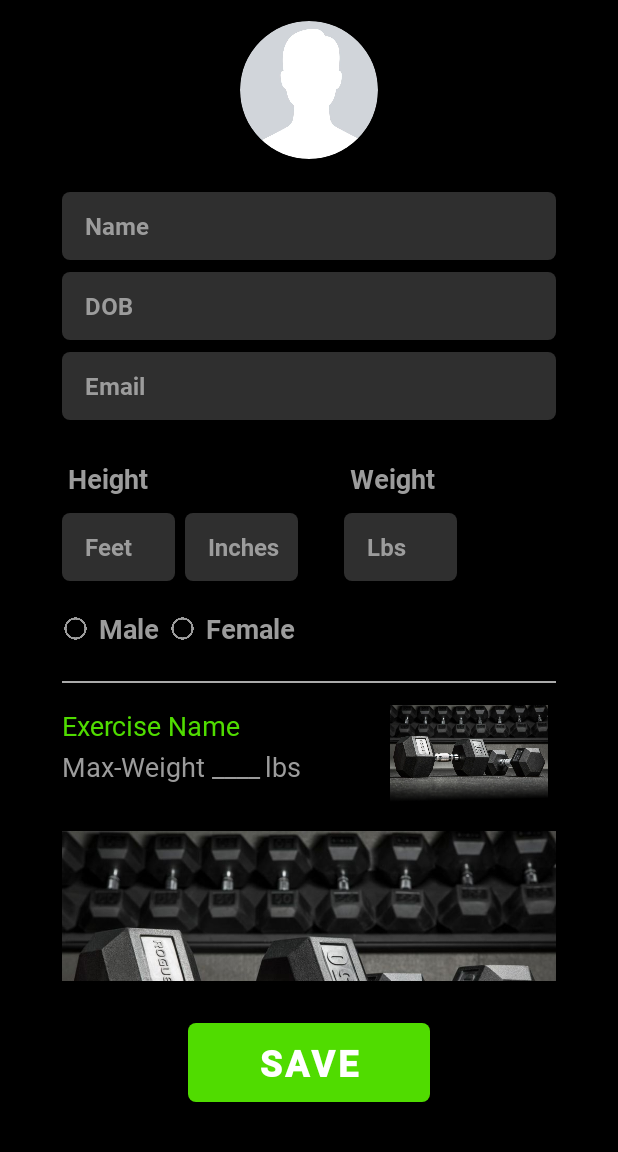
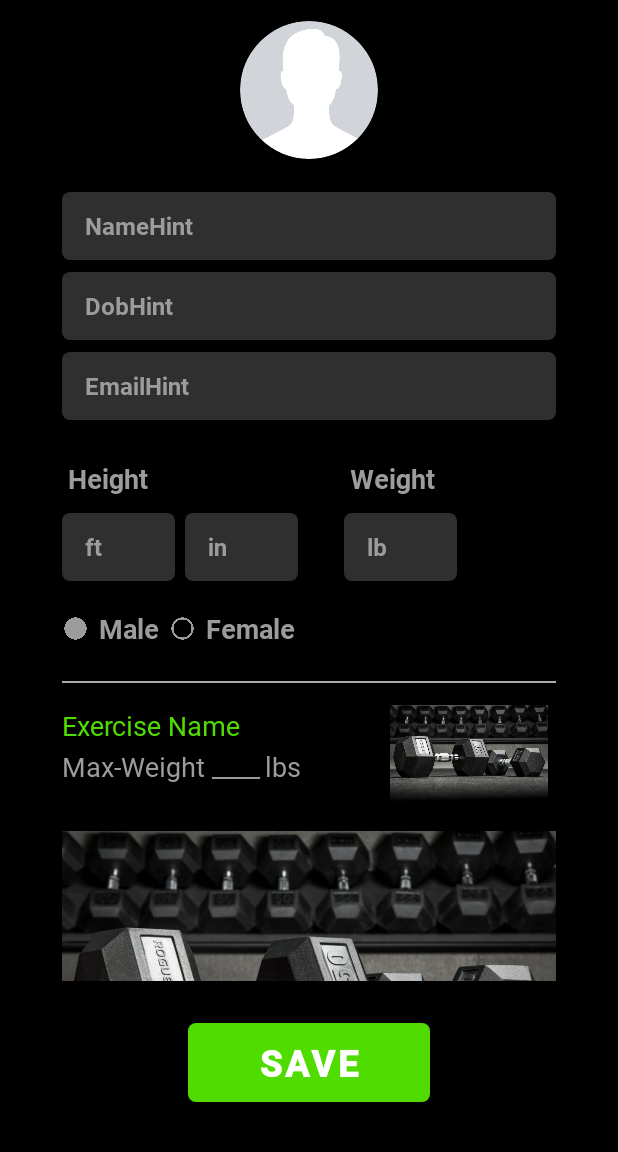
Before and after one commit to rahula00/LiftLog, an Android app: the screen it shows after launch (Profile), on a phone screen of 412 x 824 dp, the part 84-1236 px from its top. Run offline under Robolectric (Android 15) with nearby library versions, the phone set to English and light mode, and no system bars; our stand-ins replace CircleImageView, Firebase (no records; nobody signed in at launch, a user with empty details on screens opened directly).

Commit message:
settings hints

```diff
--- a/app/src/main/java/com/example/liftlog/Profile.java
+++ b/app/src/main/java/com/example/liftlog/Profile.java
@@ -17,6 +17,7 @@ import android.os.Bundle;
 import android.provider.MediaStore;
 import android.view.View;
 import android.widget.Button;
+import android.widget.CheckBox;
 import android.widget.DatePicker;
 import android.widget.EditText;
 import android.widget.ImageView;
@@ -81,7 +82,8 @@ public class Profile extends AppCompatActivity {
         }
     }
 
-    EditText mName,mDob, mEmail;
+    EditText mName,mDob, mEmail, mFeet, mInches, mWeight;
+    CheckBox mMale, mFemale;
     Button mSaveBtn;
     TextView mMaxWeight;
     ProgressBar progressBar;
@@ -95,6 +97,43 @@ public class Profile extends AppCompatActivity {
     protected void onCreate(Bundle savedInstanceState) {
         super.onCreate(savedInstanceState);
         setContentView(R.layout.activity_profile);
+
+        ///////// Current user values
+        String nameText = "NameHint";
+        String dobText = "DobHint";
+        String emailText = "EmailHint";
+        String feetText = "ft";
+        String inchesText = "in";
+        String weightText = "lb";
+        Boolean sex = true;
+        /////////
+
+        ///////// Reference to text/check boxes
+        mName = (EditText) findViewById(R.id.name);
+        mDob = (EditText) findViewById(R.id.dob);
+        mEmail = (EditText) findViewById(R.id.email);
+        mFeet = (EditText) findViewById(R.id.feet);
+        mInches = (EditText) findViewById(R.id.inches);
+        mWeight = (EditText) findViewById(R.id.lbs);
+        mMale = (CheckBox) findViewById(R.id.male);
+        mFemale = (CheckBox) findViewById(R.id.female);
+        /////////
+
+        ///////// Set view texts/checked to user values
+        mName.setText(nameText);
+        mDob.setText(dobText);
+        mEmail.setText(emailText);
+        mFeet.setText(feetText);
+        mInches.setText(inchesText);
+        mWeight.setText(weightText);
+        if(sex) mMale.setChecked(true);
+        else mFemale.setChecked(true);
+        /////////
+
+
+
+
+
 
 
         ivImage = (ImageView) findViewById(R.id.profile_image);
--- a/app/src/main/res/layout/activity_profile.xml
+++ b/app/src/main/res/layout/activity_profile.xml
@@ -131,7 +131,7 @@
             android:ems="10"
             android:fontFamily="@font/roboto_bold"
             android:hint="Feet"
-            android:inputType="textEmailAddress"
+            android:inputType="number"
             android:paddingStart="15dp"
             android:paddingLeft="15dp"
             android:textColor="#9c9c9c"
@@ -152,7 +152,7 @@
             android:ems="10"
             android:fontFamily="@font/roboto_bold"
             android:hint="Inches"
-            android:inputType="textEmailAddress"
+            android:inputType="number"
             android:paddingStart="15dp"
             android:paddingLeft="15dp"
             android:textColor="#9c9c9c"
@@ -173,7 +173,7 @@
             android:ems="10"
             android:fontFamily="@font/roboto_bold"
             android:hint="Lbs"
-            android:inputType="textEmailAddress"
+            android:inputType="number"
             android:paddingStart="15dp"
             android:paddingLeft="15dp"
             android:textColor="#9c9c9c"
```
